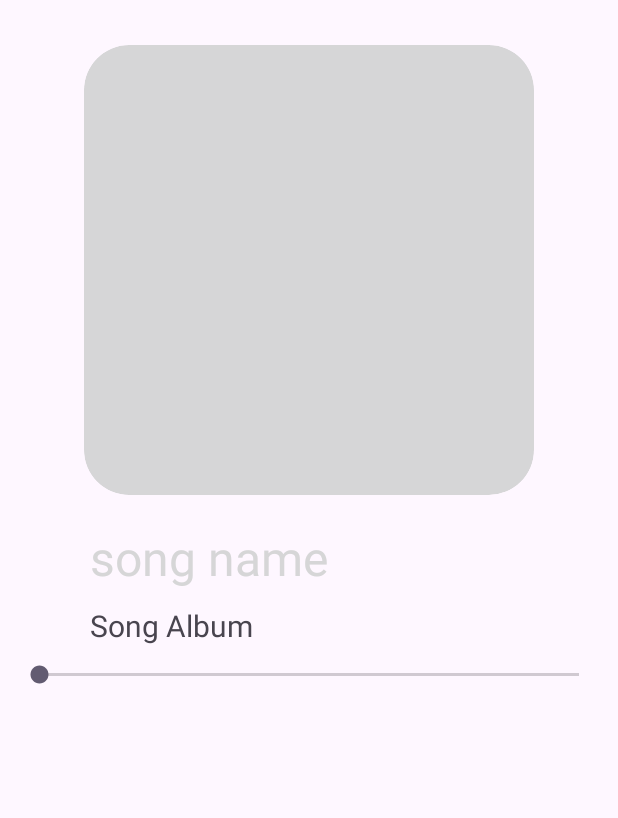
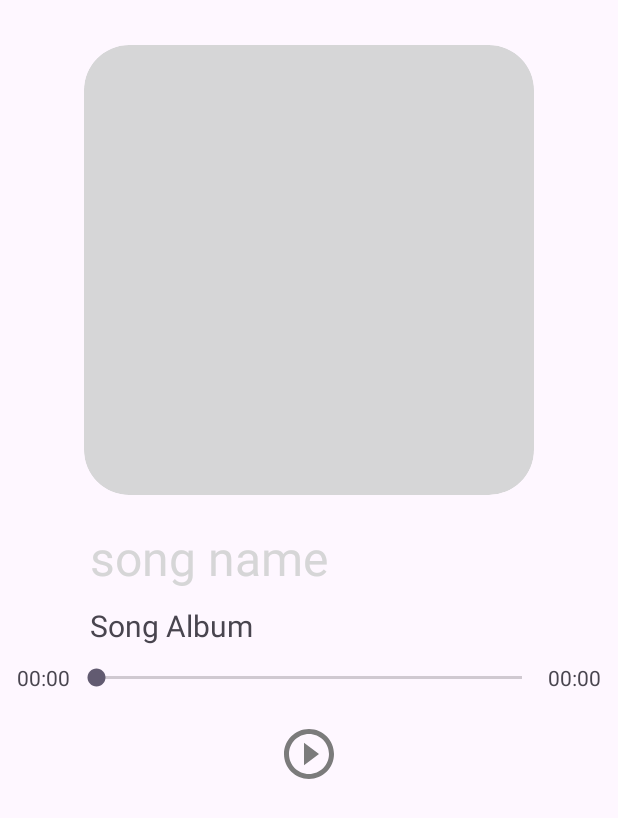
Before and after one commit to Jamie-theo-junk/JuiceWrldPlayer, an Android app: the layout activity_song_playing.xml on its own in the app's theme, with its tools: preview values and no code run, on a phone screen of 412 x 824 dp. Shown: the top 818 px of the screen. Run offline under Robolectric (Android 15) with nearby library versions, the phone set to English and light mode, and no system bars.

```diff
--- a/app/src/main/java/com/Jamie/juicewrldmusicplayer/MediaPlayerService.kt
+++ b/app/src/main/java/com/Jamie/juicewrldmusicplayer/MediaPlayerService.kt
@@ -59,6 +59,10 @@ class MediaPlayerService: Service() {
         }
     }
 
+    fun resumeMusic(){
+        mediaPlayer.start()
+    }
+
     fun pauseMusic(){
         mediaPlayer.pause()
     }
--- /dev/null
+++ b/app/src/main/res/drawable/play_circle_outline.xml
@@ -0,0 +1,9 @@
+<vector xmlns:android="http://schemas.android.com/apk/res/android"
+    android:width="40dp"
+    android:height="40dp"
+    android:viewportWidth="40"
+    android:viewportHeight="40">
+  <path
+      android:pathData="M16.667,27.5L26.667,20L16.667,12.5V27.5ZM20,3.333C10.8,3.333 3.333,10.8 3.333,20C3.333,29.2 10.8,36.667 20,36.667C29.2,36.667 36.667,29.2 36.667,20C36.667,10.8 29.2,3.333 20,3.333ZM20,33.333C12.65,33.333 6.667,27.35 6.667,20C6.667,12.65 12.65,6.667 20,6.667C27.35,6.667 33.333,12.65 33.333,20C33.333,27.35 27.35,33.333 20,33.333Z"
+      android:fillColor="#7B7B7B"/>
+</vector>
--- a/app/src/main/res/layout/activity_song_playing.xml
+++ b/app/src/main/res/layout/activity_song_playing.xml
@@ -42,13 +42,50 @@
         android:textSize="20dp"
         android:layout_marginTop="10dp"
         android:text="Song Album"/>
-
-    <SeekBar
-        android:id="@+id/song_seek_bar"
-        android:layout_below="@id/song_album"
+    <RelativeLayout
+        android:id="@+id/song_info_relative"
         android:layout_width="match_parent"
         android:layout_height="wrap_content"
+        android:layout_below="@id/song_album"
+        android:layout_marginTop="10dp"
         android:layout_marginStart="10dp"
-        android:layout_marginEnd="10dp"
-        android:layout_marginTop="10dp"/>
+        android:layout_marginEnd="10dp">
+<TextView
+    android:id="@+id/duration"
+    android:layout_width="wrap_content"
+    android:layout_height="wrap_content"
+    android:text="00:00"
+    android:layout_margin="1dp"
+    android:minWidth="15dp"
+    android:layout_centerVertical="true"
+    android:layout_alignParentStart="true"/>
+<SeekBar
+        android:id="@+id/song_seek_bar"
+        android:layout_width="match_parent"
+        android:layout_height="wrap_content"
+    android:layout_centerInParent="true"
+    android:layout_toRightOf="@id/duration"
+    android:layout_toLeftOf="@id/max_duration"
+        />
+        <TextView
+            android:id="@+id/max_duration"
+            android:layout_width="wrap_content"
+            android:layout_height="wrap_content"
+            android:text="00:00"
+            android:layout_margin="1dp"
+            android:minWidth="15dp"
+            android:layout_centerVertical="true"
+            android:layout_alignParentEnd="true"
+            />
+    </RelativeLayout>
+    <ImageView
+        android:id="@+id/pause_resume_button"
+        android:layout_below="@id/song_info_relative"
+        android:layout_marginTop="20dp"
+        android:layout_centerHorizontal="true"
+        android:layout_width="wrap_content"
+        android:layout_height="wrap_content"
+        android:src="@drawable/play_circle_outline"
+        />
+
 </RelativeLayout>
```
Also changed, not shown: app/src/main/java/com/Jamie/juicewrldmusicplayer/SongPlaying.kt (+40 -7 lines), app/src/main/res/drawable/pause.xml (added, +9 -0 lines).
